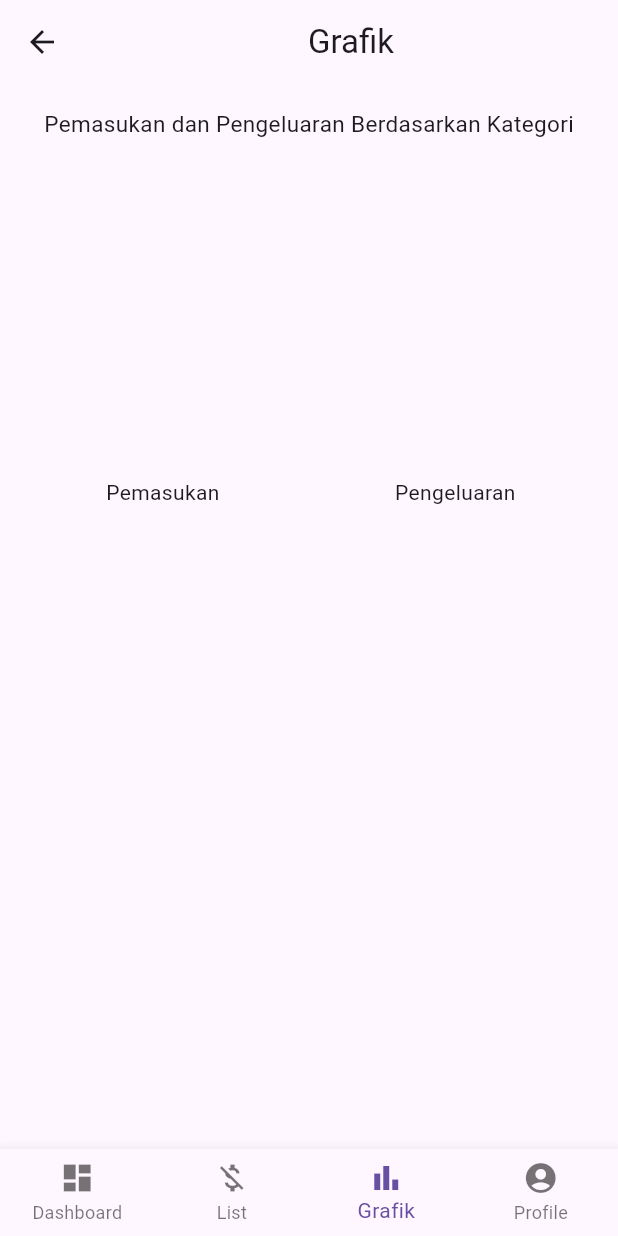
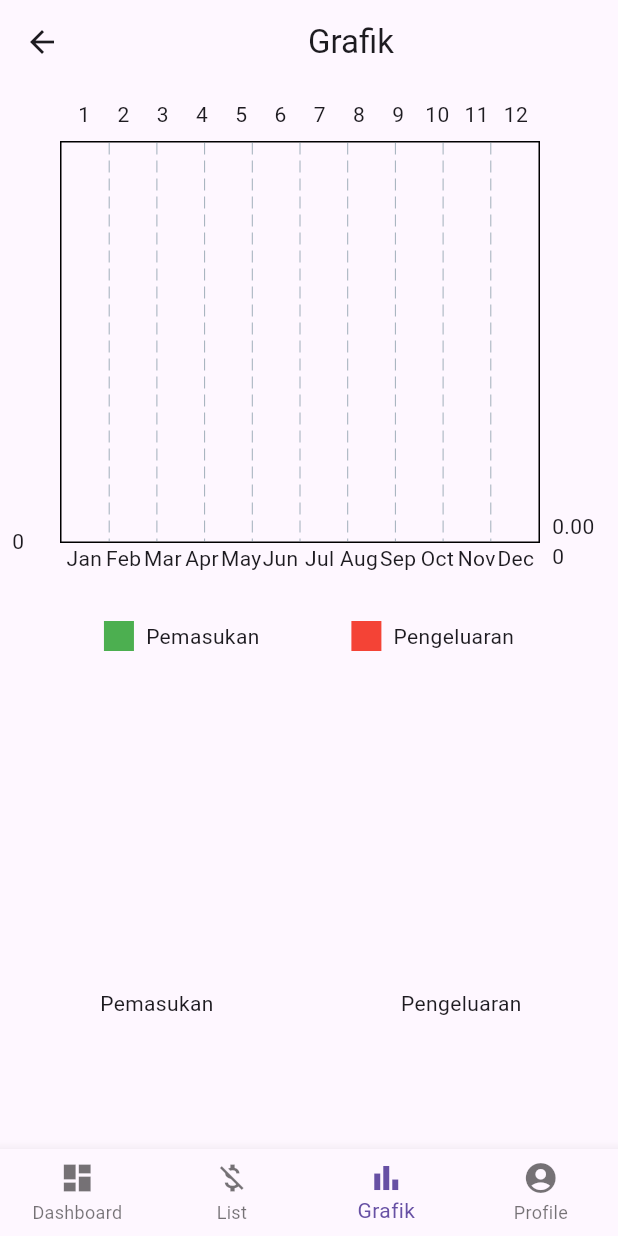
Before and after one commit to SitexHalim/catatan-keuangan, a Flutter app: the GrafikScreen screen opened by its route, on a phone screen of 412 x 824 dp. Run offline on Flutter 3.47's test engine with Material 3 defaults, Android fonts, the phone set to English and light mode, and no system bars; drawn by our look-alikes of fl_chart; our stand-ins replace cloud_firestore, firebase_auth, firebase_core, flutter_local_notifications, get, google_sign_in and 1 more; accounts and stored records are empty.

Commit message:
Mengedit code dari grafik perbandingan

```diff
--- a/lib/main.dart
+++ b/lib/main.dart
@@ -31,7 +31,7 @@ class Apps extends StatelessWidget {
         darkTheme: ThemeData.dark(),
         theme: ThemeData.light(),
         debugShowCheckedModeBanner: false,
-        home: RegisterScreen(),
+        home: DashboardScreen(),
         getPages: RouteScreen.Page,
       );
     });
--- a/lib/route/route_screen.dart
+++ b/lib/route/route_screen.dart
@@ -25,7 +25,7 @@ class RouteScreen {
     GetPage(name: RouteNama.profiles, page: () => const ProfilesScreen()),
     GetPage(name: RouteNama.grafik, page: () => const GrafikScreen()),
     // GetPage(
-    // name: RouteNama.grafikperbadingan,
-    // page: () => const GrafikperbandinganScreen())
+    //     name: RouteNama.grafikperbadingan,
+    //     page: () => const GrafikperbandinganScreen())
   ];
 }
--- a/lib/screen/grafik_screen.dart
+++ b/lib/screen/grafik_screen.dart
@@ -55,7 +55,7 @@ class _GrafikscreenState extends State<GrafikScreen> {
         value: entry.value,
         color: _getCategoryColor(entry.key),
         title:
-            '${_getCategoryName(entry.key)}\n${percentage.toStringAsFixed(1)}%', // Menambahkan persentase
+            '${_getCategoryName(entry.key)}\n${percentage.toStringAsFixed(1)}%',
         radius: 50,
         titleStyle: const TextStyle(
             fontSize: 14, fontWeight: FontWeight.bold, color: Colors.white),
@@ -80,7 +80,7 @@ class _GrafikscreenState extends State<GrafikScreen> {
         value: entry.value,
         color: _getCategoryColor(entry.key),
         title:
-            '${_getCategoryName(entry.key)}\n${percentage.toStringAsFixed(1)}%', // Menambahkan persentase
+            '${_getCategoryName(entry.key)}\n${percentage.toStringAsFixed(1)}%',
         radius: 50,
         titleStyle: const TextStyle(
             fontSize: 11, fontWeight: FontWeight.bold, color: Colors.white),
@@ -114,6 +114,20 @@ class _GrafikscreenState extends State<GrafikScreen> {
     }
   }
 
+  Widget _buildLegend(Color color, String label) {
+    return Row(
+      children: [
+        Container(
+          width: 20,
+          height: 20,
+          color: color,
+        ),
+        const SizedBox(width: 8),
+        Text(label),
+      ],
+    );
+  }
+
   @override
   Widget build(BuildContext context) {
     return Scaffold(
@@ -121,12 +135,100 @@ class _GrafikscreenState extends State<GrafikScreen> {
         title: const Center(child: Text('Grafik')),
       ),
       body: SingleChildScrollView(
-        child: Padding(
-          padding: const EdgeInsets.all(16.0),
-          child: Column(
+        padding: const EdgeInsets.all(8.0),
+        child: Obx(() {
+          List<double> incomeByMonth = controller.getIncomeByMonth();
+          List<double> outcomeByMonth = controller.getOutcomeByMonth();
+
+          return Column(
             children: [
-              const Text('Pemasukan dan Pengeluaran Berdasarkan Kategori',
-                  style: TextStyle(fontSize: 15)),
+              AspectRatio(
+                aspectRatio: 1.2,
+                child: BarChart(
+                  BarChartData(
+                    gridData: const FlGridData(show: true),
+                    titlesData: FlTitlesData(
+                        leftTitles: AxisTitles(
+                          sideTitles: SideTitles(
+                            showTitles: true,
+                            getTitlesWidget: (value, MetaData) {
+                              if (value == 0) {
+                                return const Text('0');
+                              } else if (value % 50 == 0) {
+                                return Text(value.toString());
+                              }
+                              return Container();
+                            },
+                            reservedSize: 32,
+                          ),
+                        ),
+                        bottomTitles: AxisTitles(
+                          sideTitles: SideTitles(
+                            showTitles: true,
+                            getTitlesWidget: (value, MetaData) {
+                              switch (value.toInt()) {
+                                case 1:
+                                  return const Text('Jan');
+                                case 2:
+                                  return const Text('Feb');
+                                case 3:
+                                  return const Text('Mar');
+                                case 4:
+                                  return const Text('Apr');
+                                case 5:
+                                  return const Text('May');
+                                case 6:
+                                  return const Text('Jun');
+                                case 7:
+                                  return const Text('Jul');
+                                case 8:
+                                  return const Text('Aug');
+                                case 9:
+                                  return const Text('Sep');
+                                case 10:
+                                  return const Text('Oct');
+                                case 11:
+                                  return const Text('Nov');
+                                case 12:
+                                  return const Text('Dec');
+                                default:
+                                  return Container();
+                              }
+                            },
+                            reservedSize: 32,
+                          ),
+                        )),
+                    borderData: FlBorderData(show: true),
+                    barGroups: List.generate(12, (index) {
+                      return BarChartGroupData(
+                        x: index + 1,
+                        barRods: [
+                          BarChartRodData(
+                            fromY: 0,
+                            toY: incomeByMonth[index],
+                            color: Colors.green,
+                            width: 10,
+                          ),
+                          BarChartRodData(
+                            fromY: 0,
+                            toY: outcomeByMonth[index],
+                            color: Colors.red,
+                            width: 10,
+                          ),
+                        ],
+                      );
+                    }),
+                  ),
+                ),
+              ),
+              const SizedBox(height: 20),
+              Row(
+                mainAxisAlignment: MainAxisAlignment.spaceEvenly,
+                children: [
+                  _buildLegend(Colors.green, 'Pemasukan'),
+                  _buildLegend(Colors.red, 'Pengeluaran'),
+                ],
+              ),
               const SizedBox(height: 20),
               Row(
                 mainAxisAlignment: MainAxisAlignment.spaceBetween,
@@ -172,8 +274,8 @@ class _GrafikscreenState extends State<GrafikScreen> {
                 ],
               ),
             ],
-          ),
-        ),
+          );
+        }),
       ),
       bottomNavigationBar: BottomNavigationBar(
         currentIndex: _selectedIndex,
--- a/lib/screen/income_screen.dart
+++ b/lib/screen/income_screen.dart
@@ -21,7 +21,6 @@ class _TransaksiincomeScreenState extends State<IncomeScreen> {
   @override
   Widget build(BuildContext context) {
     return Scaffold(
-      backgroundColor: Colors.amber[300],
       appBar: AppBar(title: const Center(child: Text('Transaksi Pemasukan'))),
       body: Padding(
         padding: const EdgeInsets.all(16.0),
--- a/lib/screen/profile_screen.dart
+++ b/lib/screen/profile_screen.dart
@@ -42,7 +42,7 @@ class _ProfileScreenState extends State<ProfileScreen> {
         children: [
           InkWell(
             onTap: () {
-              Get.toNamed(RouteNama.profiles);
+              Get.toNamed(RouteNama.grafikperbadingan);
             },
             child: const Card(
               margin: EdgeInsets.all(10.0),
```
Also changed, not shown: lib/screen/grafikperbandingan_screen.dart (deleted, +0 -91 lines).
